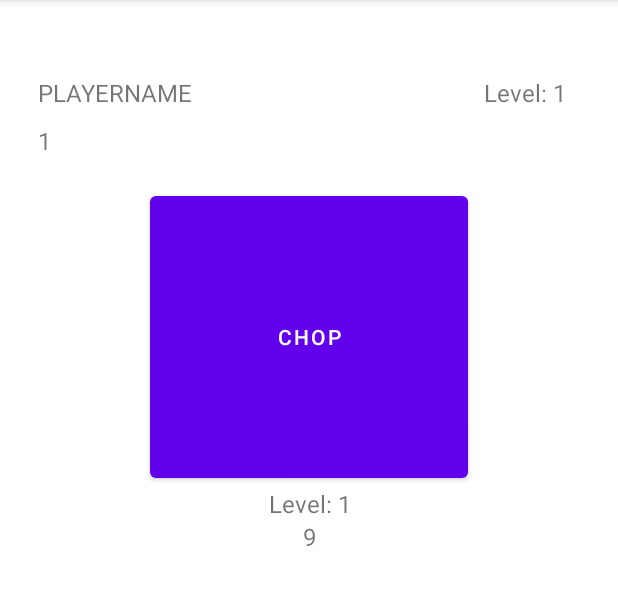
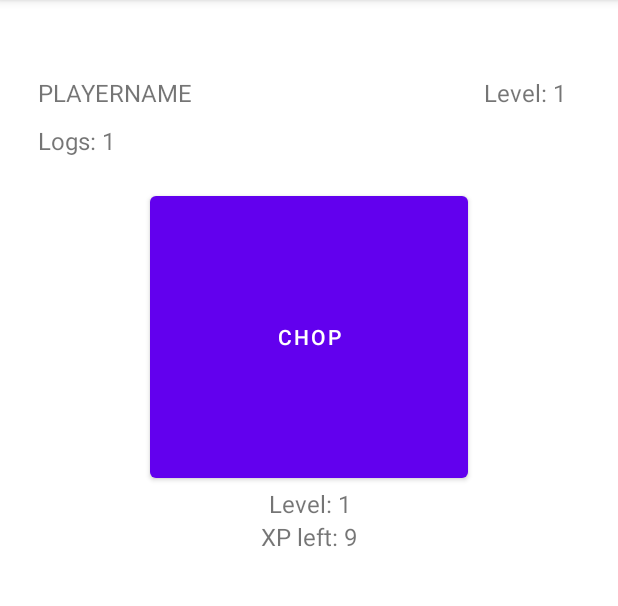
Before and after one commit to DenialHere/Estralium, an Android app: the screen it shows after launch (MainActivity), after a tap on "CHOP", on a phone screen of 412 x 824 dp, the part 84-690 px from its top. Run offline under Robolectric (Android 15) with nearby library versions, the phone set to English and light mode, and no system bars.

Commit message:
Fixed: -No text being displayed next to the amount of logs and xp -the xp value needed dropping below 1

```diff
--- a/app/src/main/java/com/example/estralium/MainActivity.java
+++ b/app/src/main/java/com/example/estralium/MainActivity.java
@@ -30,8 +30,8 @@ public class MainActivity extends AppCompatActivity {
             logs = findViewById(R.id.textViewLogs);
             tvWoodCuttingXpLeft = findViewById(R.id.textViewWoodCuttingXpLeft);
             player.Harvest(invent, 1, view.getId());
-            logs.setText(String.valueOf(invent.numOfLogs));
-            tvWoodCuttingXpLeft.setText(player.woodCuttingXpLeft());
+            logs.setText(String.valueOf(logCounter + invent.numOfLogs));
+            tvWoodCuttingXpLeft.setText(woodCuttingXpLeft + player.woodCuttingXpLeft());
         }
 
 
@@ -52,6 +52,7 @@ public class MainActivity extends AppCompatActivity {
                 player.setWoodCuttingXpNeeded(player.getWoodCuttingXpNeeded() * 1.3);
                 player.setWoodCuttingXp(0);
                 player.setWoodCuttingLevel();
+                tvWoodCuttingXpLeft.setText(woodCuttingXpLeft + player.woodCuttingXpLeft());
                 tvWoodCuttingLevel.setText(levelDisplay + player.getWoodCuttingLevelString());
                 LevelUpMessage(player.getWoodCuttingLevel(), "Woodcutting");
 
@@ -68,7 +69,7 @@ public class MainActivity extends AppCompatActivity {
         if (level % 5 == 0){
             levelUpMessage += "\n50% more xp per click!";
         }
-
+        Toast.makeText(getApplicationContext(), levelUpMessage, Toast.LENGTH_SHORT).show();
 
 
     }
--- a/app/src/main/java/com/example/estralium/Player.java
+++ b/app/src/main/java/com/example/estralium/Player.java
@@ -116,6 +116,7 @@ public class Player {
         {
             this.woodCuttingXpNeeded = xp;
         }
+
     }
 
     //Woodcutting xp per click
@@ -163,11 +164,12 @@ public class Player {
     //TIME TO LEVEL
 
     public String woodCuttingXpLeft(){
+        //checkIfWoodCuttingLevelUp();
         return String.valueOf((int)(this.woodCuttingXpNeeded - this.woodCuttingXp));
     }
 
     public boolean checkIfWoodCuttingLevelUp(){
-        if (this.woodCuttingXpNeeded - this.woodCuttingXp <= 0){
+        if (this.woodCuttingXpNeeded - this.woodCuttingXp <= 0.999){
             return true;
         }
         else {
```
